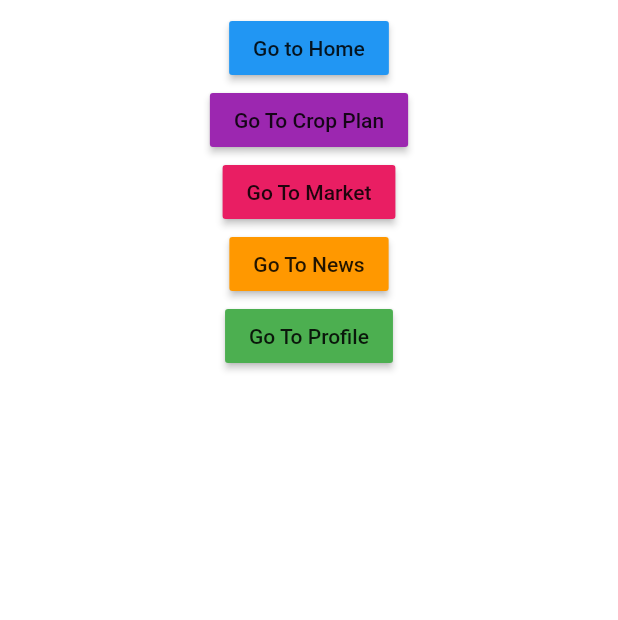
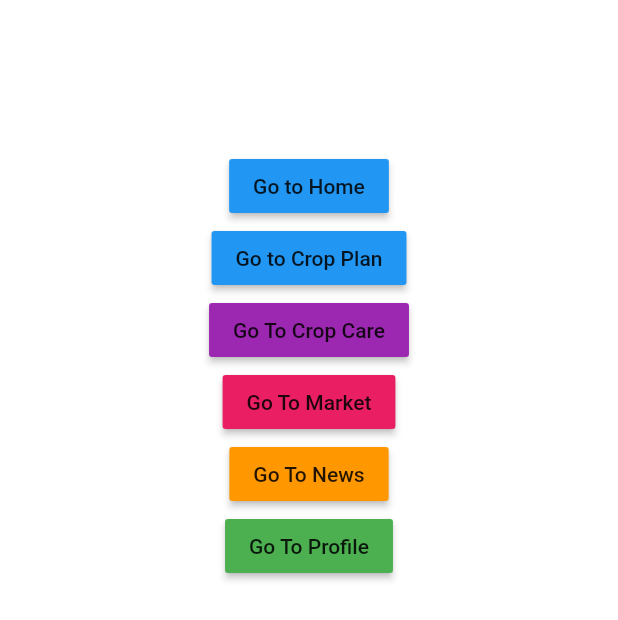
Before and after one commit to The-EnspireTech/Paku, a Flutter app: the screen it shows after launch, on a phone screen of 412 x 824 dp. Shown: the top 620 px of the screen. Run offline on Flutter 3.47's test engine with Material 2 defaults, Android fonts, the phone set to English and light mode, and no system bars; missing offline and left inert: flutter_dialogflow.

Commit message:
Adding multiple pages

```diff
--- a/kheti/lib/main.dart
+++ b/kheti/lib/main.dart
@@ -1,16 +1,29 @@
 import 'package:flutter/material.dart';
 import 'package:kheti/chatbot.dart';
 import 'package:kheti/cropCare.dart';
+import 'package:kheti/cropPlan.dart';
+import 'package:kheti/home.dart';
+import 'package:kheti/market.dart';
+import 'package:kheti/news.dart';
+import 'package:kheti/profile.dart';
 
 void main() => runApp(MyApp());
 
 class MyApp extends StatelessWidget {
   @override
   Widget build(BuildContext context) {
-    return MaterialApp(routes: {
-      '/cropcare': (context) => CropCare(),
-      '/chat': (context) => HomePageDialogflow(),
-    }, home: MyHome());
+    return MaterialApp(
+      routes: {
+        '/home': (context) => Home(),
+        '/cropcare': (context) => CropCare(),
+        '/chat': (context) => HomePageDialogflow(),
+        '/cropplan': (context) => CropPlan(),
+        '/market': (context) => Market(),
+        '/news': (context) => News(),
+        '/profile': (context) => Profile(),
+      },
+      home: MyHome(),
+    );
   }
 }
 
@@ -18,7 +31,7 @@ class MyHome extends StatelessWidget {
   @override
   Widget build(BuildContext context) {
     return Padding(
-      padding: const EdgeInsets.all(8.0),
+      padding: const EdgeInsets.fromLTRB(20, 100, 20, 10),
       child: Column(
         children: [
           Container(
@@ -38,7 +51,20 @@ class MyHome extends StatelessWidget {
             child: Column(
               children: [
                 RaisedButton(
-                  child: Text("Go To Crop Plan"),
+                  child: Text('Go to Crop Plan'),
+                  onPressed: () {
+                    Navigator.pushNamed(context, '/cropplan');
+                  },
+                  color: Colors.blue,
+                )
+              ],
+            ),
+          ),
+          Container(
+            child: Column(
+              children: [
+                RaisedButton(
+                  child: Text("Go To Crop Care"),
                   onPressed: () {
                     Navigator.pushNamed(context, '/cropcare');
                   },
@@ -53,7 +79,7 @@ class MyHome extends StatelessWidget {
                 RaisedButton(
                   child: Text("Go To Market"),
                   onPressed: () {
-                    Navigator.pushNamed(context, '');
+                    Navigator.pushNamed(context, '/market');
                   },
                   color: Colors.pink,
                 )
@@ -66,7 +92,7 @@ class MyHome extends StatelessWidget {
                 RaisedButton(
                   child: Text("Go To News"),
                   onPressed: () {
-                    Navigator.pushNamed(context, '');
+                    Navigator.pushNamed(context, '/news');
                   },
                   color: Colors.orange,
                 )
@@ -79,7 +105,7 @@ class MyHome extends StatelessWidget {
                 RaisedButton(
                   child: Text("Go To Profile"),
                   onPressed: () {
-                    Navigator.pushNamed(context, '');
+                    Navigator.pushNamed(context, '/profile');
                   },
                   color: Colors.green,
                 )
--- a/kheti/pubspec.yaml
+++ b/kheti/pubspec.yaml
@@ -29,6 +29,7 @@ dependencies:
   # Use with the CupertinoIcons class for iOS style icons.
   cupertino_icons: ^1.0.0
   flutter_dialogflow: ^0.1.3
+  url_launcher: ^5.7.10
 
 dev_dependencies:
   flutter_test:
```
Also changed, not shown: kheti/lib/cropCare.dart (+46 -11 lines), kheti/lib/cropPlan.dart (added, +12 -0 lines), kheti/lib/home.dart (added, +12 -0 lines), kheti/lib/market.dart (added, +12 -0 lines), kheti/lib/news.dart (added, +12 -0 lines), kheti/lib/profile.dart (added, +12 -0 lines), kheti/pubspec.lock.
